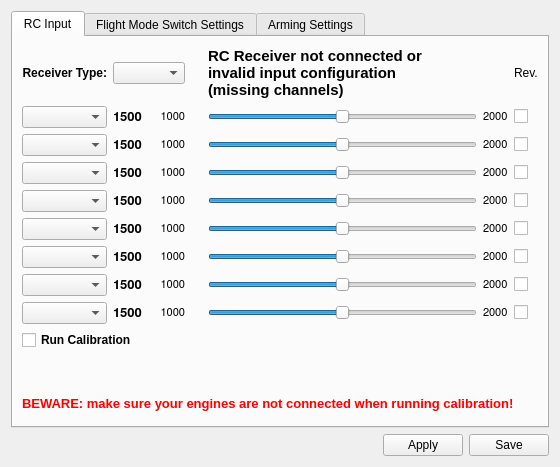
This is ground/openpilotgcs/src/plugins/config/input.ui in openpilot/OpenPilot as Qt 5 draws it before an edit. The edited form follows.
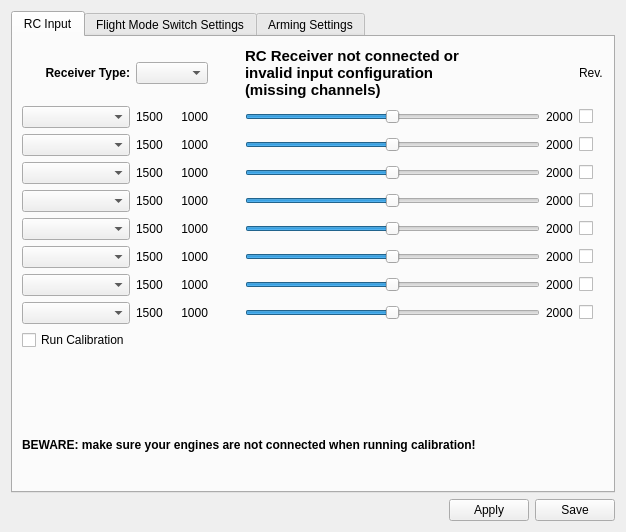
This is the edited form. Icons and pictures are not drawn.

Commit message: OP-550 UI Changes to make all fonts consistent in config gadget.  Drop in the bucket.

What changed in the file:
```diff
--- a/ground/openpilotgcs/src/plugins/config/input.ui
+++ b/ground/openpilotgcs/src/plugins/config/input.ui
@@ -6,8 +6,8 @@
    <rect>
     <x>0</x>
     <y>0</y>
-    <width>560</width>
-    <height>467</height>
+    <width>626</width>
+    <height>532</height>
    </rect>
   </property>
   <property name="windowTitle">
@@ -89,12 +89,6 @@
        </item>
        <item row="1" column="0">
         <widget class="QComboBox" name="ch0Assign">
-         <property name="font">
-          <font>
-           <family>MS Shell Dlg 2</family>
-           <pointsize>8</pointsize>
-          </font>
-         </property>
          <property name="iconSize">
           <size>
            <width>16</width>
@@ -108,14 +102,6 @@
        </item>
        <item row="1" column="1">
         <widget class="QLabel" name="ch0Cur">
-         <property name="font">
-          <font>
-           <family>FreeSans</family>
-           <pointsize>10</pointsize>
-           <weight>75</weight>
-           <bold>true</bold>
-          </font>
-         </property>
          <property name="toolTip">
           <string>&lt;!DOCTYPE HTML PUBLIC &quot;-//W3C//DTD HTML 4.0//EN&quot; &quot;http://www.w3.org/TR/REC-html40/strict.dtd&quot;&gt;
 &lt;html&gt;&lt;head&gt;&lt;meta name=&quot;qrichtext&quot; content=&quot;1&quot; /&gt;&lt;style type=&quot;text/css&quot;&gt;
@@ -130,12 +116,6 @@
        </item>
        <item row="1" column="2">
         <widget class="QLabel" name="ch0Min">
-         <property name="font">
-          <font>
-           <family>FreeSans</family>
-           <pointsize>8</pointsize>
-          </font>
-         </property>
          <property name="toolTip">
           <string>&lt;!DOCTYPE HTML PUBLIC &quot;-//W3C//DTD HTML 4.0//EN&quot; &quot;http://www.w3.org/TR/REC-html40/strict.dtd&quot;&gt;
 &lt;html&gt;&lt;head&gt;&lt;meta name=&quot;qrichtext&quot; content=&quot;1&quot; /&gt;&lt;style type=&quot;text/css&quot;&gt;
@@ -173,12 +153,6 @@
        </item>
        <item row="1" column="7">
         <widget class="QLabel" name="ch0Max">
-         <property name="font">
-          <font>
-           <family>FreeSans</family>
-           <pointsize>8</pointsize>
-          </font>
-         </property>
          <property name="toolTip">
           <string>&lt;!DOCTYPE HTML PUBLIC &quot;-//W3C//DTD HTML 4.0//EN&quot; &quot;http://www.w3.org/TR/REC-html40/strict.dtd&quot;&gt;
 &lt;html&gt;&lt;head&gt;&lt;meta name=&quot;qrichtext&quot; content=&quot;1&quot; /&gt;&lt;style type=&quot;text/css&quot;&gt;
@@ -205,25 +179,10 @@
         </widget>
        </item>
        <item row="2" column="0">
-        <widget class="QComboBox" name="ch1Assign">
-         <property name="font">
-          <font>
-           <family>MS Shell Dlg 2</family>
-           <pointsize>8</pointsize>
-          </font>
-         </property>
-        </widget>
+        <widget class="QComboBox" name="ch1Assign"/>
        </item>
        <item row="2" column="1">
         <widget class="QLabel" name="ch1Cur">
-         <property name="font">
-          <font>
-           <family>FreeSans</family>
-           <pointsize>10</pointsize>
-           <weight>75</weight>
-           <bold>true</bold>
-          </font>
-         </property>
          <property name="toolTip">
           <string>&lt;!DOCTYPE HTML PUBLIC &quot;-//W3C//DTD HTML 4.0//EN&quot; &quot;http://www.w3.org/TR/REC-html40/strict.dtd&quot;&gt;
 &lt;html&gt;&lt;head&gt;&lt;meta name=&quot;qrichtext&quot; content=&quot;1&quot; /&gt;&lt;style type=&quot;text/css&quot;&gt;
@@ -238,12 +197,6 @@
        </item>
        <item row="2" column="2">
         <widget class="QLabel" name="ch1Min">
-         <property name="font">
-          <font>
-           <family>FreeSans</family>
-           <pointsize>8</pointsize>
-          </font>
-         </property>
          <property name="toolTip">
           <string>&lt;!DOCTYPE HTML PUBLIC &quot;-//W3C//DTD HTML 4.0//EN&quot; &quot;http://www.w3.org/TR/REC-html40/strict.dtd&quot;&gt;
 &lt;html&gt;&lt;head&gt;&lt;meta name=&quot;qrichtext&quot; content=&quot;1&quot; /&gt;&lt;style type=&quot;text/css&quot;&gt;
@@ -281,12 +234,6 @@
        </item>
        <item row="2" column="7">
         <widget class="QLabel" name="ch1Max">
-         <property name="font">
-          <font>
-           <family>FreeSans</family>
-           <pointsize>8</pointsize>
-          </font>
-         </property>
          <property name="toolTip">
           <string>&lt;!DOCTYPE HTML PUBLIC &quot;-//W3C//DTD HTML 4.0//EN&quot; &quot;http://www.w3.org/TR/REC-html40/strict.dtd&quot;&gt;
 &lt;html&gt;&lt;head&gt;&lt;meta name=&quot;qrichtext&quot; content=&quot;1&quot; /&gt;&lt;style type=&quot;text/css&quot;&gt;
@@ -313,25 +260,10 @@
         </widget>
        </item>
        <item row="3" column="0">
-        <widget class="QComboBox" name="ch2Assign">
-         <property name="font">
-          <font>
-           <family>MS Shell Dlg 2</family>
-           <pointsize>8</pointsize>
-          </font>
-         </property>
-        </widget>
+        <widget class="QComboBox" name="ch2Assign"/>
        </item>
        <item row="3" column="1">
         <widget class="QLabel" name="ch2Cur">
-         <property name="font">
-          <font>
-           <family>FreeSans</family>
-           <pointsize>10</pointsize>
-           <weight>75</weight>
-           <bold>true</bold>
-          </font>
-         </property>
          <property name="toolTip">
           <string>&lt;!DOCTYPE HTML PUBLIC &quot;-//W3C//DTD HTML 4.0//EN&quot; &quot;http://www.w3.org/TR/REC-html40/strict.dtd&quot;&gt;
 &lt;html&gt;&lt;head&gt;&lt;meta name=&quot;qrichtext&quot; content=&quot;1&quot; /&gt;&lt;style type=&quot;text/css&quot;&gt;
@@ -346,12 +278,6 @@
        </item>
        <item row="3" column="2">
         <widget class="QLabel" name="ch2Min">
-         <property name="font">
-          <font>
-           <family>FreeSans</family>
-           <pointsize>8</pointsize>
-          </font>
-         </property>
          <property name="toolTip">
           <string>&lt;!DOCTYPE HTML PUBLIC &quot;-//W3C//DTD HTML 4.0//EN&quot; &quot;http://www.w3.org/TR/REC-html40/strict.dtd&quot;&gt;
 &lt;html&gt;&lt;head&gt;&lt;meta name=&quot;qrichtext&quot; content=&quot;1&quot; /&gt;&lt;style type=&quot;text/css&quot;&gt;
@@ -389,12 +315,6 @@
        </item>
        <item row="3" column="7">
         <widget class="QLabel" name="ch2Max">
-         <property name="font">
-          <font>
-           <family>FreeSans</family>
-           <pointsize>8</pointsize>
-          </font>
-         </property>
          <property name="toolTip">
           <string>&lt;!DOCTYPE HTML PUBLIC &quot;-//W3C//DTD HTML 4.0//EN&quot; &quot;http://www.w3.org/TR/REC-html40/strict.dtd&quot;&gt;
 &lt;html&gt;&lt;head&gt;&lt;meta name=&quot;qrichtext&quot; content=&quot;1&quot; /&gt;&lt;style type=&quot;text/css&quot;&gt;
@@ -421,25 +341,10 @@
         </widget>
        </item>
        <item row="4" column="0">
-        <widget class="QComboBox" name="ch3Assign">
-         <property name="font">
-          <font>
-           <family>MS Shell Dlg 2</family>
-           <pointsize>8</pointsize>
-          </font>
-         </property>
-        </widget>
+        <widget class="QComboBox" name="ch3Assign"/>
        </item>
        <item row="4" column="1">
         <widget class="QLabel" name="ch3Cur">
-         <property name="font">
-          <font>
-           <family>FreeSans</family>
-           <pointsize>10</pointsize>
-           <weight>75</weight>
-           <bold>true</bold>
-          </font>
-         </property>
          <property name="toolTip">
           <string>&lt;!DOCTYPE HTML PUBLIC &quot;-//W3C//DTD HTML 4.0//EN&quot; &quot;http://www.w3.org/TR/REC-html40/strict.dtd&quot;&gt;
 &lt;html&gt;&lt;head&gt;&lt;meta name=&quot;qrichtext&quot; content=&quot;1&quot; /&gt;&lt;style type=&quot;text/css&quot;&gt;
@@ -454,12 +359,6 @@
        </item>
        <item row="4" column="2">
         <widget class="QLabel" name="ch3Min">
-         <property name="font">
-          <font>
-           <family>FreeSans</family>
-           <pointsize>8</pointsize>
-          </font>
-         </property>
          <property name="toolTip">
           <string>&lt;!DOCTYPE HTML PUBLIC &quot;-//W3C//DTD HTML 4.0//EN&quot; &quot;http://www.w3.org/TR/REC-html40/strict.dtd&quot;&gt;
 &lt;html&gt;&lt;head&gt;&lt;meta name=&quot;qrichtext&quot; content=&quot;1&quot; /&gt;&lt;style type=&quot;text/css&quot;&gt;
@@ -497,12 +396,6 @@
        </item>
        <item row="4" column="7">
         <widget class="QLabel" name="ch3Max">
-         <property name="font">
-          <font>
-           <family>FreeSans</family>
-           <pointsize>8</pointsize>
-          </font>
-         </property>
          <property name="toolTip">
           <string>&lt;!DOCTYPE HTML PUBLIC &quot;-//W3C//DTD HTML 4.0//EN&quot; &quot;http://www.w3.org/TR/REC-html40/strict.dtd&quot;&gt;
 &lt;html&gt;&lt;head&gt;&lt;meta name=&quot;qrichtext&quot; content=&quot;1&quot; /&gt;&lt;style type=&quot;text/css&quot;&gt;
@@ -529,25 +422,10 @@
         </widget>
        </item>
        <item row="5" column="0">
-        <widget class="QComboBox" name="ch4Assign">
-         <property name="font">
-          <font>
-           <family>MS Shell Dlg 2</family>
-           <pointsize>8</pointsize>
-          </font>
-         </property>
-        </widget>
+        <widget class="QComboBox" name="ch4Assign"/>
        </item>
        <item row="5" column="1">
         <widget class="QLabel" name="ch4Cur">
-         <property name="font">
-          <font>
-           <family>FreeSans</family>
-           <pointsize>10</pointsize>
-           <weight>75</weight>
-           <bold>true</bold>
-          </font>
-         </property>
          <property name="toolTip">
           <string>&lt;!DOCTYPE HTML PUBLIC &quot;-//W3C//DTD HTML 4.0//EN&quot; &quot;http://www.w3.org/TR/REC-html40/strict.dtd&quot;&gt;
 &lt;html&gt;&lt;head&gt;&lt;meta name=&quot;qrichtext&quot; content=&quot;1&quot; /&gt;&lt;style type=&quot;text/css&quot;&gt;
@@ -562,12 +440,6 @@
        </item>
        <item row="5" column="2">
         <widget class="QLabel" name="ch4Min">
-         <property name="font">
-          <font>
-           <family>FreeSans</family>
-           <pointsize>8</pointsize>
-          </font>
-         </property>
          <property name="toolTip">
           <string>&lt;!DOCTYPE HTML PUBLIC &quot;-//W3C//DTD HTML 4.0//EN&quot; &quot;http://www.w3.org/TR/REC-html40/strict.dtd&quot;&gt;
 &lt;html&gt;&lt;head&gt;&lt;meta name=&quot;qrichtext&quot; content=&quot;1&quot; /&gt;&lt;style type=&quot;text/css&quot;&gt;
@@ -605,12 +477,6 @@
        </item>
        <item row="5" column="7">
         <widget class="QLabel" name="ch4Max">
-         <property name="font">
-          <font>
-           <family>FreeSans</family>
-           <pointsize>8</pointsize>
-          </font>
-         </property>
          <property name="toolTip">
           <string>&lt;!DOCTYPE HTML PUBLIC &quot;-//W3C//DTD HTML 4.0//EN&quot; &quot;http://www.w3.org/TR/REC-html40/strict.dtd&quot;&gt;
 &lt;html&gt;&lt;head&gt;&lt;meta name=&quot;qrichtext&quot; content=&quot;1&quot; /&gt;&lt;style type=&quot;text/css&quot;&gt;
@@ -637,25 +503,10 @@
         </widget>
        </item>
        <item row="6" column="0">
-        <widget class="QComboBox" name="ch5Assign">
-         <property name="font">
-          <font>
-           <family>MS Shell Dlg 2</family>
-           <pointsize>8</pointsize>
-          </font>
-         </property>
-        </widget>
+        <widget class="QComboBox" name="ch5Assign"/>
        </item>
        <item row="6" column="1">
         <widget class="QLabel" name="ch5Cur">
-         <property name="font">
-          <font>
-           <family>FreeSans</family>
-           <pointsize>10</pointsize>
-           <weight>75</weight>
-           <bold>true</bold>
-          </font>
-         </property>
          <property name="toolTip">
           <string>&lt;!DOCTYPE HTML PUBLIC &quot;-//W3C//DTD HTML 4.0//EN&quot; &quot;http://www.w3.org/TR/REC-html40/strict.dtd&quot;&gt;
 &lt;html&gt;&lt;head&gt;&lt;meta name=&quot;qrichtext&quot; content=&quot;1&quot; /&gt;&lt;style type=&quot;text/css&quot;&gt;
@@ -670,12 +521,6 @@
        </item>
        <item row="6" column="2">
         <widget class="QLabel" name="ch5Min">
-         <property name="font">
-          <font>
-           <family>FreeSans</family>
-           <pointsize>8</pointsize>
-          </font>
-         </property>
          <property name="toolTip">
           <string>&lt;!DOCTYPE HTML PUBLIC &quot;-//W3C//DTD HTML 4.0//EN&quot; &quot;http://www.w3.org/TR/REC-html40/strict.dtd&quot;&gt;
 &lt;html&gt;&lt;head&gt;&lt;meta name=&quot;qrichtext&quot; content=&quot;1&quot; /&gt;&lt;style type=&quot;text/css&quot;&gt;
@@ -713,12 +558,6 @@
        </item>
        <item row="6" column="7">
         <widget class="QLabel" name="ch5Max">
-         <property name="font">
-          <font>
-           <family>FreeSans</family>
-           <pointsize>8</pointsize>
-          </font>
-         </property>
          <property name="toolTip">
           <string>&lt;!DOCTYPE HTML PUBLIC &quot;-//W3C//DTD HTML 4.0//EN&quot; &quot;http://www.w3.org/TR/REC-html40/strict.dtd&quot;&gt;
 &lt;html&gt;&lt;head&gt;&lt;meta name=&quot;qrichtext&quot; content=&quot;1&quot; /&gt;&lt;style type=&quot;text/css&quot;&gt;
@@ -745,25 +584,10 @@
         </widget>
        </item>
        <item row="7" column="0">
-        <widget class="QComboBox" name="ch6Assign">
-         <property name="font">
-          <font>
-           <family>MS Shell Dlg 2</family>
-           <pointsize>8</pointsize>
-          </font>
-         </property>
-        </widget>
+        <widget class="QComboBox" name="ch6Assign"/>
        </item>
        <item row="7" column="1">
         <widget class="QLabel" name="ch6Cur">
-         <property name="font">
-          <font>
-           <family>FreeSans</family>
-           <pointsize>10</pointsize>
-           <weight>75</weight>
-           <bold>true</bold>
-          </font>
-         </property>
          <property name="toolTip">
           <string>&lt;!DOCTYPE HTML PUBLIC &quot;-//W3C//DTD HTML 4.0//EN&quot; &quot;http://www.w3.org/TR/REC-html40/strict.dtd&quot;&gt;
 &lt;html&gt;&lt;head&gt;&lt;meta name=&quot;qrichtext&quot; content=&quot;1&quot; /&gt;&lt;style type=&quot;text/css&quot;&gt;
@@ -778,12 +602,6 @@
        </item>
        <item row="7" column="2">
         <widget class="QLabel" name="ch6Min">
-         <property name="font">
-          <font>
-           <family>FreeSans</family>
-           <pointsize>8</pointsize>
-          </font>
-         </property>
          <property name="toolTip">
           <string>&lt;!DOCTYPE HTML PUBLIC &quot;-//W3C//DTD HTML 4.0//EN&quot; &quot;http://www.w3.org/TR/REC-html40/strict.dtd&quot;&gt;
 &lt;html&gt;&lt;head&gt;&lt;meta name=&quot;qrichtext&quot; content=&quot;1&quot; /&gt;&lt;style type=&quot;text/css&quot;&gt;
@@ -821,12 +639,6 @@
        </item>
        <item row="7" column="7">
         <widget class="QLabel" name="ch6Max">
-         <property name="font">
-          <font>
-           <family>FreeSans</family>
-           <pointsize>8</pointsize>
-          </font>
-         </property>
          <property name="toolTip">
           <string>&lt;!DOCTYPE HTML PUBLIC &quot;-//W3C//DTD HTML 4.0//EN&quot; &quot;http://www.w3.org/TR/REC-html40/strict.dtd&quot;&gt;
 &lt;html&gt;&lt;head&gt;&lt;meta name=&quot;qrichtext&quot; content=&quot;1&quot; /&gt;&lt;style type=&quot;text/css&quot;&gt;
@@ -853,25 +665,10 @@
         </widget>
        </item>
        <item row="8" column="0">
-        <widget class="QComboBox" name="ch7Assign">
-         <property name="font">
-          <font>
-           <family>MS Shell Dlg 2</family>
-           <pointsize>8</pointsize>
-          </font>
-         </property>
-        </widget>
+        <widget class="QComboBox" name="ch7Assign"/>
        </item>
        <item row="8" column="1">
         <widget class="QLabel" name="ch7Cur">
-         <property name="font">
-          <font>
-           <family>FreeSans</family>
-           <pointsize>10</pointsize>
-           <weight>75</weight>
-           <bold>true</bold>
-          </font>
-         </property>
          <property name="toolTip">
           <string>&lt;!DOCTYPE HTML PUBLIC &quot;-//W3C//DTD HTML 4.0//EN&quot; &quot;http://www.w3.org/TR/REC-html40/strict.dtd&quot;&gt;
 &lt;html&gt;&lt;head&gt;&lt;meta name=&quot;qrichtext&quot; content=&quot;1&quot; /&gt;&lt;style type=&quot;text/css&quot;&gt;
@@ -886,12 +683,6 @@
        </item>
        <item row="8" column="2">
         <widget class="QLabel" name="ch7Min">
-         <property name="font">
-          <font>
-           <family>FreeSans</family>
-           <pointsize>8</pointsize>
-          </font>
-         </property>
          <property name="toolTip">
           <string>&lt;!DOCTYPE HTML PUBLIC &quot;-//W3C//DTD HTML 4.0//EN&quot; &quot;http://www.w3.org/TR/REC-html40/strict.dtd&quot;&gt;
 &lt;html&gt;&lt;head&gt;&lt;meta name=&quot;qrichtext&quot; content=&quot;1&quot; /&gt;&lt;style type=&quot;text/css&quot;&gt;
@@ -929,12 +720,6 @@
        </item>
        <item row="8" column="7">
         <widget class="QLabel" name="ch7Max">
-         <property name="font">
-          <font>
-           <family>FreeSans</family>
-           <pointsize>8</pointsize>
-          </font>
-         </property>
          <property name="toolTip">
           <string>&lt;!DOCTYPE HTML PUBLIC &quot;-//W3C//DTD HTML 4.0//EN&quot; &quot;http://www.w3.org/TR/REC-html40/strict.dtd&quot;&gt;
 &lt;html&gt;&lt;head&gt;&lt;meta name=&quot;qrichtext&quot; content=&quot;1&quot; /&gt;&lt;style type=&quot;text/css&quot;&gt;
@@ -960,12 +745,39 @@
          </property>
         </widget>
        </item>
-       <item row="9" column="0" colspan="2">
+       <item row="14" column="0" colspan="9">
+        <widget class="QLabel" name="label_20">
+         <property name="font">
+          <font>
+           <weight>75</weight>
+           <bold>true</bold>
+          </font>
+         </property>
+         <property name="text">
+          <string>BEWARE: make sure your engines are not connected when running calibration!
+</string>
+         </property>
+        </widget>
+       </item>
+       <item row="11" column="0" colspan="9">
+        <widget class="QLabel" name="lblMissingInputs">
+         <property name="font">
+          <font>
+           <weight>75</weight>
+           <bold>true</bold>
+          </font>
+         </property>
+         <property name="text">
+          <string/>
+         </property>
+        </widget>
+       </item>
+       <item row="9" column="0">
         <widget class="QCheckBox" name="doRCInputCalibration">
          <property name="font">
           <font>
-           <weight>75</weight>
-           <bold>true</bold>
+           <weight>50</weight>
+           <bold>false</bold>
           </font>
          </property>
          <property name="toolTip">
@@ -980,30 +792,6 @@
          </property>
         </widget>
        </item>
-       <item row="13" column="0" colspan="9">
-        <widget class="QLabel" name="label_20">
-         <property name="text">
-          <string>&lt;!DOCTYPE HTML PUBLIC &quot;-//W3C//DTD HTML 4.0//EN&quot; &quot;http://www.w3.org/TR/REC-html40/strict.dtd&quot;&gt;
-&lt;html&gt;&lt;head&gt;&lt;meta name=&quot;qrichtext&quot; content=&quot;1&quot; /&gt;&lt;style type=&quot;text/css&quot;&gt;
-p, li { white-space: pre-wrap; }
-&lt;/style&gt;&lt;/head&gt;&lt;body style=&quot; font-family:'MS Shell Dlg 2'; font-size:8.25pt; font-weight:400; font-style:normal;&quot;&gt;
-&lt;p style=&quot; margin-top:0px; margin-bottom:0px; margin-left:0px; margin-right:0px; -qt-block-indent:0; text-indent:0px;&quot;&gt;&lt;span style=&quot; font-family:'Ubuntu'; font-size:10pt; font-weight:600; color:#ff0000;&quot;&gt;BEWARE: make sure your engines are not connected when running calibration!&lt;/span&gt;&lt;/p&gt;&lt;/body&gt;&lt;/html&gt;</string>
-         </property>
-        </widget>
-       </item>
-       <item row="10" column="0" colspan="9">
-        <widget class="QLabel" name="lblMissingInputs">
-         <property name="font">
-          <font>
-           <weight>75</weight>
-           <bold>true</bold>
-          </font>
-         </property>
-         <property name="text">
-          <string/>
-         </property>
-        </widget>
-       </item>
       </layout>
      </widget>
      <widget class="QWidget" name="tab_3">
```
Left out of the diff: 15 changed lines with no effect on the pictures. The commit also changes 5 other files.
